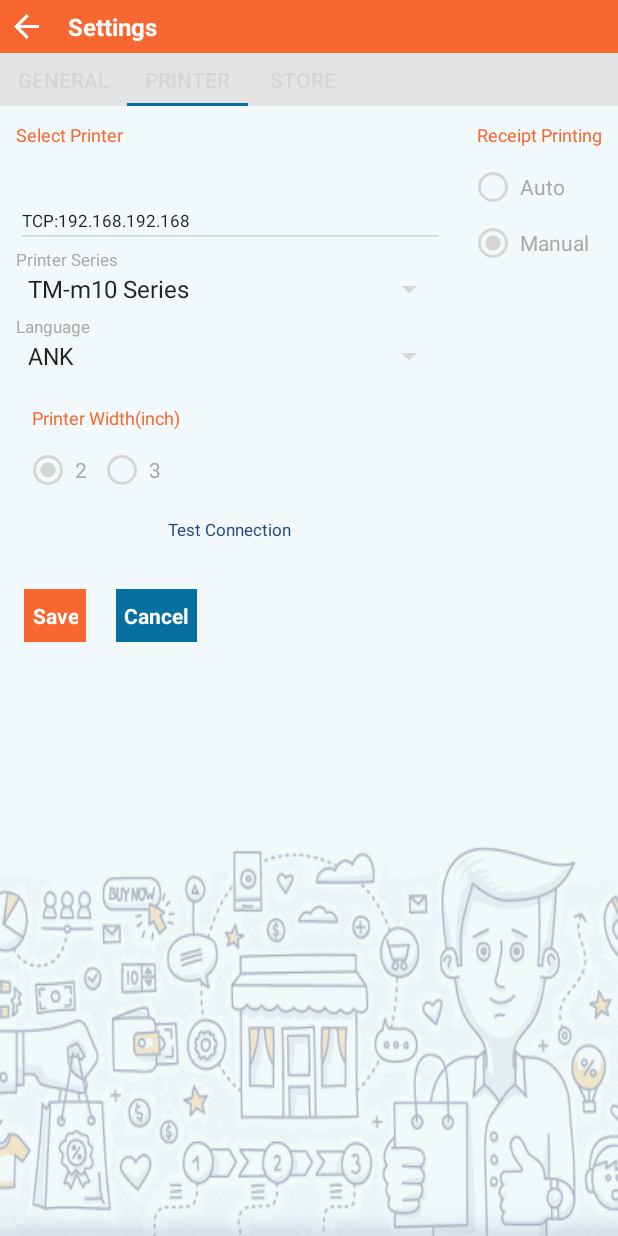
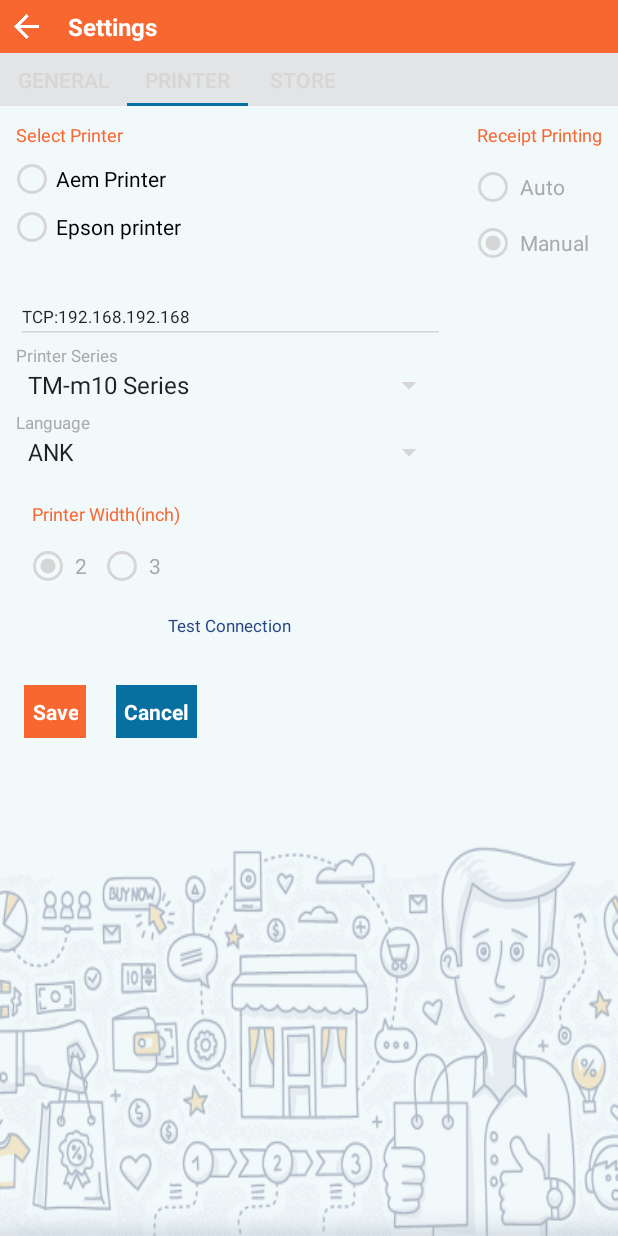
Before and after one commit to hitesh849/hitesh_commerce_1234, an Android app: the screen it shows after launch (SettingActivity), tab 2 chosen, on a phone screen of 412 x 824 dp. Run offline under Robolectric (Android 15) with nearby library versions, the light colour scheme and no system bars; our stand-ins replace Picasso; libraries missing offline, so code that uses them is left out: retrofit.client; pictures from the network do not load.

Commit message:
aem printer

```diff
--- a/app/build.gradle
+++ b/app/build.gradle
@@ -33,4 +33,6 @@ dependencies {
     compile project(':lib')
     compile 'com.android.support:multidex:1.0.0'
     compile 'com.google.android.gms:play-services-vision:9.4.0'
+    compile files('libs/AEM_SCRYBE_SEP_2014.jar')
+    compile files('libs/commons.io-1.4.0.jar')
 }
--- a/app/src/main/java/com/dwacommerce/pos/dialogs/DashBordDialogs.java
+++ b/app/src/main/java/com/dwacommerce/pos/dialogs/DashBordDialogs.java
@@ -224,6 +224,9 @@ public class DashBordDialogs {
                     }
                     View subVariantView = addSubVariant(inflater, variantOptionsList, variantName);
                     variantContainer.addView(subVariantView);
+                    LinearLayout.LayoutParams layoutParams = ((LinearLayout.LayoutParams) subVariantView.getLayoutParams());
+                    int margin = ((int) Env.currentActivity.getResources().getDimension(R.dimen.dim_5));
+                    layoutParams.setMargins(margin, margin, margin, margin);
                 }
             }
         } catch (Exception e) {
--- a/app/src/main/java/com/dwacommerce/pos/viewControllers/settingsFragments/PrinterScannerFragment.java
+++ b/app/src/main/java/com/dwacommerce/pos/viewControllers/settingsFragments/PrinterScannerFragment.java
@@ -48,6 +48,9 @@ public class PrinterScannerFragment extends AbstractFragment implements View.OnC
     private Printer mPrinter;
     private RadioButton rdbtnWithoutConfirmation;
     private RadioButton rdbtnWithConfirmation;
+    private RadioGroup rdgroupSelectPrinter;
+    private RadioButton rdbtnAemPrinter;
+    private RadioButton rdbtnEpsonPrinter;
 
     @Override
     protected View onCreateViewPost(LayoutInflater inflater, @Nullable ViewGroup container, @Nullable Bundle savedInstanceState) {
@@ -66,6 +69,9 @@ public class PrinterScannerFragment extends AbstractFragment implements View.OnC
         txtPrinterName = ((TextView) view.findViewById(R.id.txtPrinterName));
         etxtPrinterIpPort = ((EditText) view.findViewById(R.id.etxtPrinterIpPort));
         txtTestConnection = ((TextView) view.findViewById(R.id.txtTestConnection));
+        rdgroupSelectPrinter = ((RadioGroup) view.findViewById(R.id.rdgroupSelectPrinter));
+        rdbtnAemPrinter = ((RadioButton) view.findViewById(R.id.rdbtnAemPrinter));
+        rdbtnEpsonPrinter = ((RadioButton) view.findViewById(R.id.rdbtnEpsonPrinter));
         if (Config.getPrinterWidth() == 2) {
             rdbtnTwoInchPrinter.setChecked(true);
         } else {
@@ -198,7 +204,9 @@ public class PrinterScannerFragment extends AbstractFragment implements View.OnC
             Config.setPrinterSeriesConstant(((SpnModelsItem) mSpnSeries.getSelectedItem()).getModelConstant());
             Config.setPrinterLanguageConstant(((SpnModelsItem) spnLang.getSelectedItem()).getModelConstant());
             int selctedRdBtnIdPrinting = rdbtngrpPrintConfirmation.getCheckedRadioButtonId();
+            int selctedRdBtnSelectBtnId = rdgroupSelectPrinter.getCheckedRadioButtonId();
             Config.setPrintWithoutUserConfirmation(selctedRdBtnIdPrinting == R.id.rdbtnWithConfirmation);
+            Config.setPrinterId(selctedRdBtnSelectBtnId);
             Util.showCenteredToast(getActivity(), "Settings saved");
         } else if (vid == R.id.txtCancelPrinterSetting) {
             getActivity().finish();
--- a/app/src/main/res/layout/printer_scanner_layout.xml
+++ b/app/src/main/res/layout/printer_scanner_layout.xml
@@ -29,6 +29,30 @@
                     android:text="@string/select_printer"
                     android:textColor="@color/dark_pink"
                     android:textSize="@dimen/text_dim_12" />
+                <LinearLayout
+                    android:layout_width="wrap_content"
+                    android:layout_height="wrap_content"
+                    android:orientation="vertical">
+
+                    <RadioGroup
+                        android:id="@+id/rdgroupSelectPrinter"
+                        android:layout_width="wrap_content"
+                        android:layout_height="wrap_content">
+                       <RadioButton
+                           android:id="@+id/rdbtnAemPrinter"
+                           android:layout_width="wrap_content"
+                           android:layout_height="wrap_content"
+                           android:text="Aem Printer"/>
+
+                        <RadioButton
+                            android:id="@+id/rdbtnEpsonPrinter"
+                            android:layout_width="wrap_content"
+                            android:layout_height="wrap_content"
+                            android:text="Epson printer" />
+
+                    </RadioGroup>
+
+                </LinearLayout>
 
                 <LinearLayout
                     android:layout_width="match_parent"
--- a/app/src/main/res/layout/variant_row.xml
+++ b/app/src/main/res/layout/variant_row.xml
@@ -2,7 +2,6 @@
 <LinearLayout xmlns:android="http://schemas.android.com/apk/res/android"
     android:layout_width="match_parent"
     android:layout_height="wrap_content"
-    android:layout_margin="@dimen/dim_8"
     android:orientation="horizontal"
     android:weightSum="10">
 
```
Also changed, not shown: app/src/main/java/com/dwacommerce/pos/sharedPreferences/Config.java (+16 -0 lines), app/src/main/java/com/dwacommerce/pos/viewControllers/DashBordActivity.java (+124 -7 lines), app/src/main/res/layout/product_variants.xml (+4 -3 lines), app/libs/AEM_SCRYBE_SEP_2014.jar (added), app/libs/commons.io-1.4.0.jar (added), app/libs/core.jar (added).
